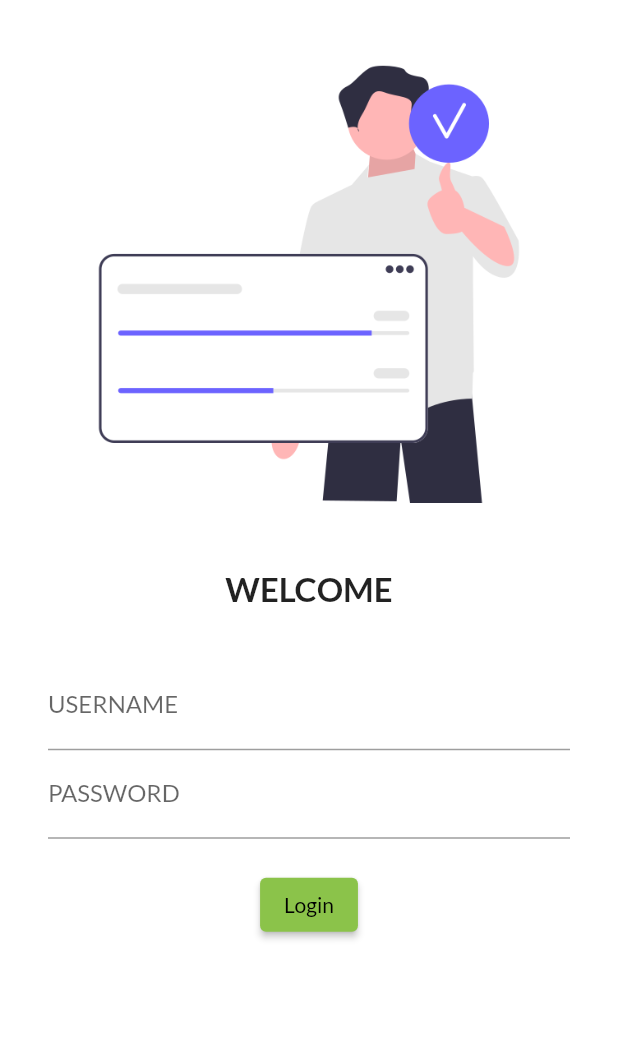
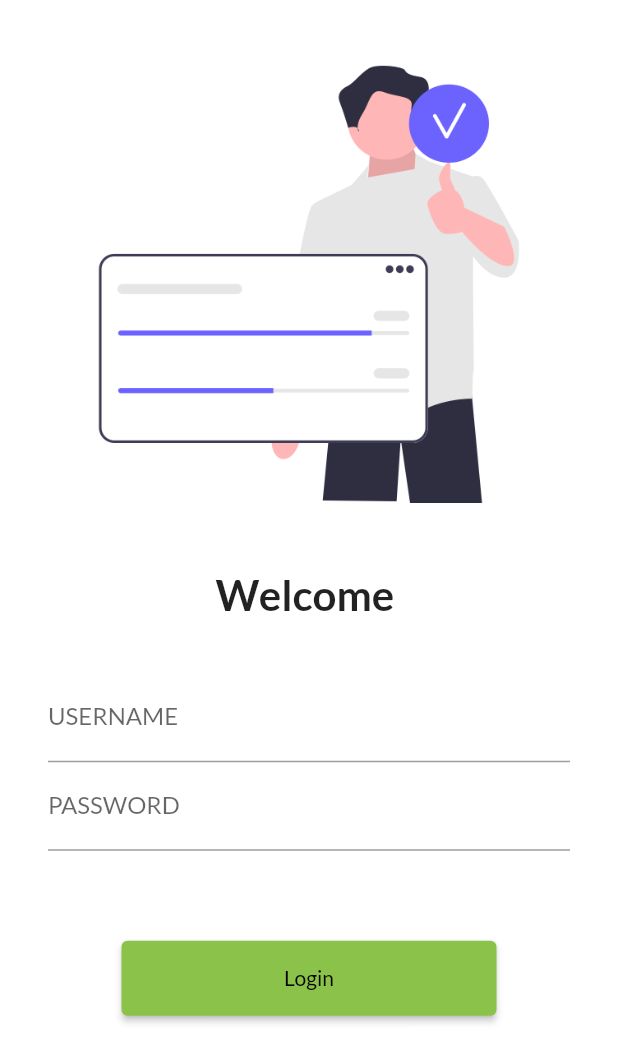
Before and after one commit to anandjaiswal1999/E-commerce_App, a Flutter app: the screen it shows after launch, on a phone screen of 412 x 824 dp. Shown: the top 1063 px of the screen. Run offline on Flutter 3.47's test engine with Material 2 defaults, Android fonts, the phone set to English and light mode, and no system bars; our stand-ins replace google_fonts.

Commit message:
Day 5 completed

```diff
--- a/lib/Pages/login_page.dart
+++ b/lib/Pages/login_page.dart
@@ -1,13 +1,21 @@
 // ignore_for_file: prefer_const_constructors
 
 import "package:flutter/material.dart";
+import 'package:flutter_application_1/utils/routes.dart';
 
 // ignore: use_key_in_widget_constructors
-class LoginPage extends StatelessWidget {
+class LoginPage extends StatefulWidget {
+  @override
+  State<LoginPage> createState() => _LoginPageState();
+}
+
+class _LoginPageState extends State<LoginPage> {
+  String name = "";
   @override
   Widget build(BuildContext context) {
     return Material(
         color: Colors.white,
+        child: SingleChildScrollView(
           child: Column(
             children: [
               Image.asset(
@@ -15,25 +23,29 @@ class LoginPage extends StatelessWidget {
                 fit: BoxFit.cover,
               ),
               Text(
-              "WELCOME",
+                "Welcome $name",
                 style: TextStyle(
                   fontWeight: FontWeight.bold,
-                fontSize: 22,
+                  fontSize: 28,
                 ),
               ),
               SizedBox(
                 height: 20.0,
               ),
               Padding(
-              padding:
-                  const EdgeInsets.symmetric(vertical: 16.0, horizontal: 32.0),
+                padding: const EdgeInsets.symmetric(
+                    vertical: 16.0, horizontal: 32.0),
                 child: Column(
                   children: [
                     TextFormField(
                       decoration: InputDecoration(
-                      hintText: "ENTER USERNAME",
+                        hintText: "Enter Username",
                         labelText: "USERNAME",
                       ),
+                      onChanged: (value) {
+                        name = value;
+                        setState(() {});
+                      },
                     ),
                     TextFormField(
                       obscureText: true,
@@ -43,14 +55,15 @@ class LoginPage extends StatelessWidget {
                       ),
                     ),
                     SizedBox(
-                    height: 20.0,
+                      height: 60.0,
                     ),
                     ElevatedButton(
                       child: Text("Login"),
-                    style: TextButton.styleFrom(),
+                      style: TextButton.styleFrom(minimumSize: Size(250, 50)),
                       onPressed: () {
-                      print("Hi Newbie");
+                        Navigator.pushNamed(context, MyRoutes.HomeRoute);
                       },
+
                     ),
                   ],
                 ),
@@ -60,6 +73,7 @@ class LoginPage extends StatelessWidget {
 
               // ),
             ],
+          ),
         ));
   }
 }
--- a/lib/main.dart
+++ b/lib/main.dart
@@ -1,7 +1,9 @@
 import 'package:flutter/material.dart';
+import 'package:flutter_application_1/utils/routes.dart';
 import 'Pages/homepage.dart';
 import 'Pages/login_page.dart';
 import 'package:google_fonts/google_fonts.dart';
+import 'utils/routes.dart';
 
 void main() {
   runApp(const MyApp());
@@ -22,8 +24,8 @@ class MyApp extends StatelessWidget {
       // initialRoute: "/home",
       routes: {
         "/": (context) => LoginPage(),
-        "/home": (context) => Homepage(),
-        "/Login": (context) => LoginPage()
+        MyRoutes.HomeRoute:(context) => Homepage(),
+       MyRoutes.LoginRoute: (context) => LoginPage()
       },
     );
   }
--- /dev/null
+++ b/lib/utils/routes.dart
@@ -0,0 +1,5 @@
+class MyRoutes {
+  static String LoginRoute = "/Login";
+  static String HomeRoute = "/home";
+
+}
```
Lines whose indentation alone changed are shown as unchanged.
